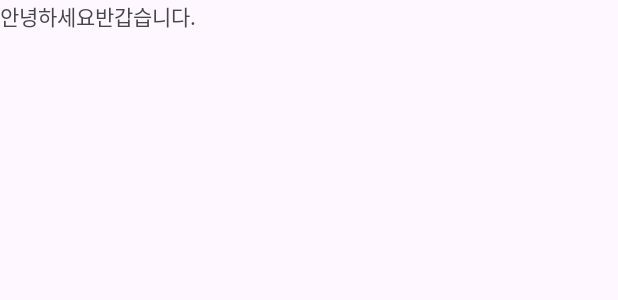
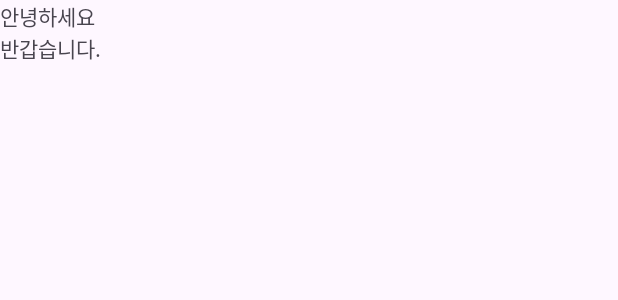
Before and after one commit to dlwnstlr1010/sooksook2, an Android app: the layout activity_main.xml on its own in the app's theme, with its tools: preview values and no code run, on a phone screen of 412 x 824 dp. Shown: the top 300 px of the screen. Run offline under Robolectric (Android 15) with nearby library versions, the phone set to English and light mode, and no system bars.

Commit message:
새로 배치해주는 orientation!

```diff
--- a/app/src/main/res/layout/activity_main.xml
+++ b/app/src/main/res/layout/activity_main.xml
@@ -8,7 +8,9 @@
 
     <LinearLayout
         android:layout_width="match_parent"
-        android:layout_height="match_parent">
+        android:layout_height="match_parent"
+        android:orientation="vertical"
+        >
 
         <TextView
             android:layout_width="wrap_content"
```
